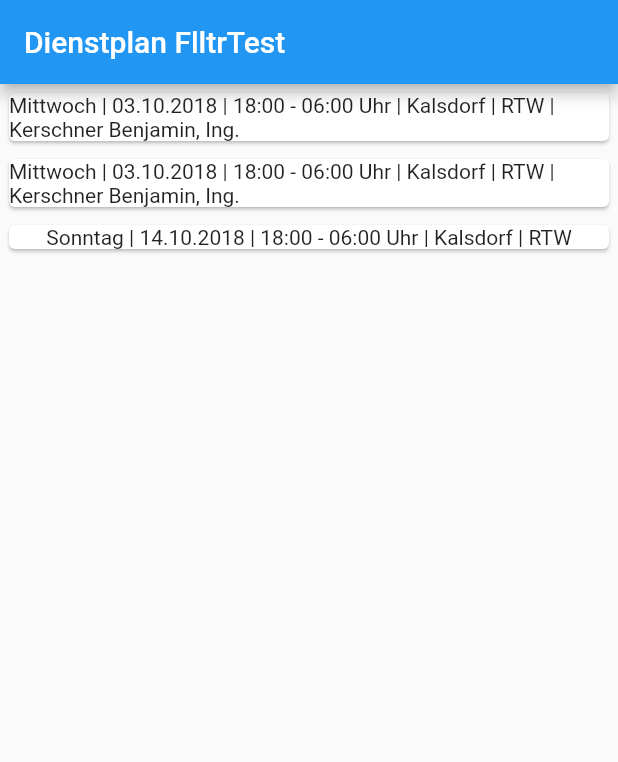
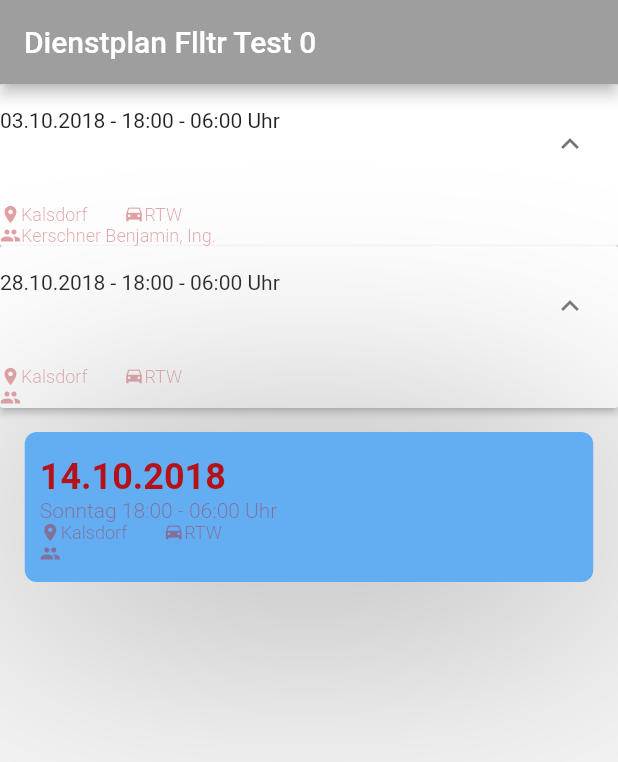
Before and after one commit to SimonMav/flttr_test, a Flutter app: the screen it shows after launch, on a phone screen of 412 x 824 dp. Shown: the top 762 px of the screen. Run offline on Flutter 3.47's test engine with Material 2 defaults, Android fonts, the phone set to English and light mode, and no system bars; Roboto replaces fonts that are missing (Poppins).

Commit message:
some changes to the UI, central design file

```diff
--- /dev/null
+++ b/lib/Design.dart
@@ -0,0 +1,98 @@
+import 'package:flutter/material.dart';
+
+class Colors {
+
+  const Colors();
+
+  static const Color appBarTitle = const Color(0xFFFFFFFF);
+  static const Color appBarIconColor = const Color(0xFFFFFFFF);
+  static const Color appBarDetailBackground = const Color(0x00FFFFFF);
+  //static const Color appBarGradientStart = const Color(0xFF3383FC);
+  //static const Color appBarGradientEnd = const Color(0xFF00C6FF);
+
+  //static const Color planetCard = const Color(0xFF434273);
+  static const Color dutyCard = const Color(0xFFFFFFFFF);
+  //static const Color planetListBackground = const Color(0xFF3E3963);
+  static const Color mainBackground = const Color(0xFF736AB7);
+  static const Color dutyTitle = const Color(0xFFB41218);
+  static const Color dutyLocation = const Color(0x66B41218);
+  static const Color planetDistance = const Color(0x66B41218);
+
+  //light theme
+  static const Color whiteSmoke = const Color(0xFFF4F4F4);
+  static const Color platinum = const Color(0xFFE6E6E9);
+  static const Color spanishGrey = const Color(0xFF9999A1);
+  static const Color graniteGrey = const Color(0xFF66666E);
+  static const Color black = const Color(0xFF000000);
+
+  //forest
+  static const Color deer = const Color(0xFFB38A58);
+  static const Color spanishBistro = const Color(0xFF6F732F);
+  static const Color rifleGreen = const Color(0xFF3C5233);
+  static const Color greenLeatherJacket = const Color(0xFF264027);
+  static const Color darkJungleGreen = const Color(0xFF0D1F22);
+
+  //pastel
+  static const Color vividTangerine = const Color(0xFFF79D84);
+  static const Color rajah = const Color(0xFFFAC05E);
+  static const Color maximumBlue = const Color(0xFF3FA7D6);
+  static const Color oceanGreen = const Color(0xFF59CD90);
+  static const Color sunsetOrange = const Color(0xFFEE6352);
+
+  //blue
+  static const Color paleCornflowerBLue = const Color(0xFFA7CCED);
+  static const Color blueJeans = const Color(0xFF63ADF2);
+  static const Color airSuperiorityBlue = const Color(0xFF82A0BC);
+  static const Color blackCoral = const Color(0xFF545E75);
+  static const Color independenceBlue = const Color(0xFF304D6D);
+
+
+
+
+
+
+
+
+}
+
+class Dimens {
+  const Dimens();
+
+  static const planetWidth = 100.0;
+  static const planetHeight = 100.0;
+}
+
+class TextStyles {
+
+  const TextStyles();
+
+  static const TextStyle appBarTitle = const TextStyle(
+      color: Colors.appBarTitle,
+      fontFamily: 'Poppins',
+      fontWeight: FontWeight.w600,
+      fontSize: 36.0
+  );
+
+  static const TextStyle dutyTitle = const TextStyle(
+      color: Colors.dutyTitle,
+      fontFamily: 'Poppins',
+      fontWeight: FontWeight.w600,
+      fontSize: 24.0
+  );
+
+  static const TextStyle dutyLocation = const TextStyle(
+      color: Colors.dutyLocation,
+      fontFamily: 'Poppins',
+      fontWeight: FontWeight.w300,
+      fontSize: 14.0
+  );
+
+  static const TextStyle planetDistance = const TextStyle(
+      color: Colors.planetDistance,
+      fontFamily: 'Poppins',
+      fontWeight: FontWeight.w300,
+      fontSize: 12.0
+  );
+
+
+}
--- a/lib/main.dart
+++ b/lib/main.dart
@@ -1,6 +1,5 @@
 import 'package:flutter/material.dart';
-
-// Color backRed = const Color.fromARGB(220, 220, 220, 220);
+import 'package:test_flttr/Design.dart' as Design;
 
 void main() => runApp(MyApp());
 
@@ -9,43 +8,219 @@ class MyApp extends StatelessWidget {
   Widget build(BuildContext context) {
     return MaterialApp(
       home: Scaffold(
-
-        appBar: AppBar(title: Text('Dienstplan FlltrTest')),
+        backgroundColor: Design.Colors.whiteSmoke,
+        appBar: AppBar(
+          title: Text('Dienstplan Flltr Test 0'),
+          backgroundColor: Colors.grey,
+        ),
         body: Column(
           children: [
-
-            Container(
-              width: 1000.0,
-              margin: EdgeInsets.all(2.0),
-              child: Card(
-                child: Column(children: <Widget>[
-                  Text('Mittwoch | 03.10.2018 | 18:00 - 06:00 Uhr | Kalsdorf | RTW | Kerschner Benjamin, Ing.'),
-                ]),
-              ),
+            DutyPanel(
+              day: 'Mittwoch',
+              date: '03.10.2018',
+              time: '18:00 - 06:00 Uhr',
+              place: 'Kalsdorf',
+              unitType: 'RTW',
+              crew: 'Kerschner Benjamin, Ing.',
             ),
-
-            Container(
-              width: 1000.0,
-              margin: EdgeInsets.all(2.0),
-              child: Card(
-                child: Column(children: <Widget>[
-                  Text('Mittwoch | 03.10.2018 | 18:00 - 06:00 Uhr | Kalsdorf | RTW | Kerschner Benjamin, Ing.'),
-                ]),
-              ),
-            ),
-
-            Container(
-              width: 1000.0,
-              margin: EdgeInsets.all(2.0),
-              child: Card(
-                child: Column(
-                  children: <Widget>[Text('Sonntag | 14.10.2018 | 18:00 - 06:00 Uhr | Kalsdorf | RTW')],
-                ),
-              ),
-            ),
+            DutyPanel(
+                day: 'Sonntag',
+                date: '28.10.2018',
+                time: '18:00 - 06:00 Uhr',
+                place: 'Kalsdorf',
+                unitType: 'RTW',
+                crew: ''),
+            DutyNew(
+              day: 'Sonntag',
+              date: '14.10.2018',
+              time: '18:00 - 06:00 Uhr',
+              place: 'Kalsdorf',
+              unitType: 'RTW',
+              crew: '',
+            )
           ],
         ),
       ),
     );
   }
 }
+
+class DutyNew extends StatelessWidget {
+  DutyNew(
+      {this.day, this.date, this.time, this.place, this.unitType, this.crew});
+
+  final String day;
+  final String date;
+  final String time;
+  final String place;
+  final String unitType;
+  final String crew;
+
+  @override
+  Widget build(BuildContext context) {
+    final dutyCardNew = new Container(
+      margin: const EdgeInsets.only(left: 0.5, right: 0.5),
+      decoration: new BoxDecoration(
+        color: Design.Colors.blueJeans,
+        shape: BoxShape.rectangle,
+        borderRadius: new BorderRadius.circular(8.0),
+        boxShadow: <BoxShadow>[
+          new BoxShadow(
+              color: Colors.grey,
+              blurRadius: 500.0,
+              offset: new Offset(0.0, 10.0))
+        ],
+      ),
+      child: new Container(
+        margin: const EdgeInsets.only(top: 16.0, left: 10.0),
+        constraints: new BoxConstraints.expand(),
+        child: new Column(
+          crossAxisAlignment: CrossAxisAlignment.start,
+          children: <Widget>[
+            new Text(date, style: Design.TextStyles.dutyTitle),
+            new Text(day + ' ' + time, style: Design.TextStyles.dutyLocation),
+/*
+            new Container(
+                color: const Color(0xFF00C6FF),
+                width: 24.0,
+                height: 1.0,
+                margin: const EdgeInsets.symmetric(vertical: 8.0)),
+  */
+            new Row(
+              children: <Widget>[
+                new Icon(Icons.location_on,
+                    size: 14.0, color: Design.Colors.planetDistance),
+                new Text(place, style: Design.TextStyles.planetDistance),
+                new Container(width: 24.0),
+                new Icon(Icons.drive_eta,
+                    size: 14.0, color: Design.Colors.planetDistance),
+                new Text(unitType, style: Design.TextStyles.planetDistance),
+              ],
+            ),
+            new Row(
+              children: <Widget>[
+                new Icon(Icons.people,
+                    size: 14.0, color: Design.Colors.planetDistance),
+                new Text(crew, style: Design.TextStyles.planetDistance),
+              ],
+            )
+          ],
+        ),
+      ),
+    );
+
+    return new Container(
+      height: 100.0,
+      margin: const EdgeInsets.only(top: 16.0, bottom: 4.0),
+      child: new FlatButton(
+        onPressed: () {},
+        child: new Stack(
+          children: <Widget>[
+            dutyCardNew,
+          ],
+        ),
+      ),
+    );
+  }
+}
+
+class DutyPanel extends StatelessWidget {
+  DutyPanel(
+      {this.day, this.date, this.time, this.place, this.unitType, this.crew});
+
+  final String day;
+  final String date;
+  final String time;
+  final String place;
+  final String unitType;
+  final String crew;
+
+  @override
+  Widget build(BuildContext context) {
+    final dutyPanel = new Container(
+      child: new ExpansionPanelList(
+        key: key,
+        children: <ExpansionPanel>[
+          new ExpansionPanel(
+            headerBuilder: (BuildContext context, bool isExpanded) =>
+                new Text(date + ' - ' + time),
+            body: new Container(
+              child: new Column(
+                children: <Widget>[
+                  new Row(
+                    children: <Widget>[
+                      new Icon(Icons.location_on,
+                          size: 14.0, color: Design.Colors.planetDistance),
+                      new Text(place, style: Design.TextStyles.planetDistance),
+                      new Container(width: 24.0),
+                      new Icon(Icons.drive_eta,
+                          size: 14.0, color: Design.Colors.planetDistance),
+                      new Text(unitType,
+                          style: Design.TextStyles.planetDistance),
+                    ],
+                  ),
+                  new Row(
+                    children: <Widget>[
+                      new Icon(Icons.people,
+                          size: 14.0, color: Design.Colors.planetDistance),
+                      new Text(crew, style: Design.TextStyles.planetDistance),
+                    ],
+                  )
+                ],
+              ),
+            ),
+            isExpanded: true,
+          ),
+        ],
+        animationDuration: kThemeAnimationDuration,
+      ),
+    );
+
+    return dutyPanel;
+  }
+}
+
+class DutyContainer extends StatefulWidget {
+  @override
+  DutyContainerState createState() => new DutyContainerState();
+}
+
+class DutyItem {
+  DutyItem({this.isExpanded: false, this.header, this.body});
+
+  bool isExpanded;
+  final String header;
+  final String body;
+}
+
+class DutyContainerState extends State<DutyContainer> {
+  List<DutyItem> _items = <DutyItem>[
+    new DutyItem(header: 'Duty header Info', body: 'Duty body Info')
+  ];
+
+  @override
+  Widget build(BuildContext context) {
+    return new ListView(
+      children: [
+        new ExpansionPanelList(
+          expansionCallback: (int index, bool isExpanded) {
+            setState(() {
+              _items[index].isExpanded = !_items[index].isExpanded;
+            });
+          },
+          children: _items.map((DutyItem item) {
+            return new ExpansionPanel(
+              headerBuilder: (BuildContext context, bool isExpanded) {
+                return new Text(item.header);
+              },
+              isExpanded: item.isExpanded,
+              body: new Container(
+                child: new Text('whatever'),
+              ),
+            );
+          }).toList(),
+        ),
+      ],
+    );
+  }
+}
--- a/pubspec.yaml
+++ b/pubspec.yaml
@@ -40,8 +40,7 @@ flutter:
   # assets:
   #  - images/a_dot_burr.jpeg
   #  - images/a_dot_ham.jpeg
-  assets:
-    - assets/simon_portrait.png
+
 
   # An image asset can refer to one or more resolution-specific "variants", see
   # https://flutter.io/assets-and-images/#resolution-aware.
```
Also changed, not shown: assets/simon_portrait.png (deleted).
